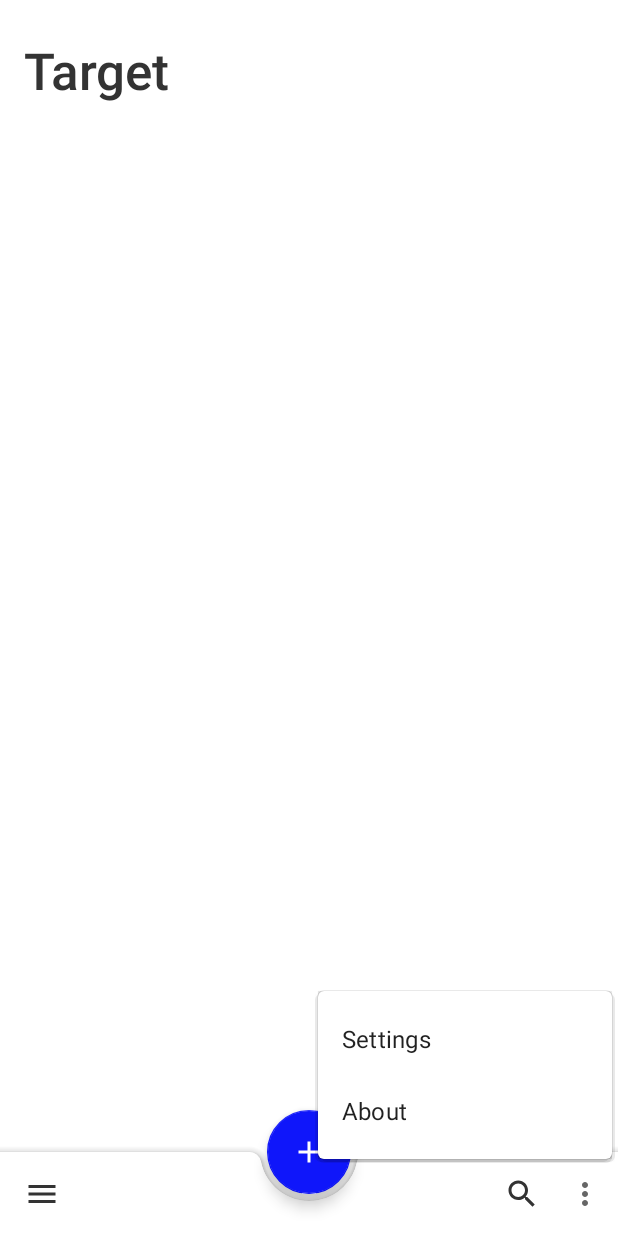
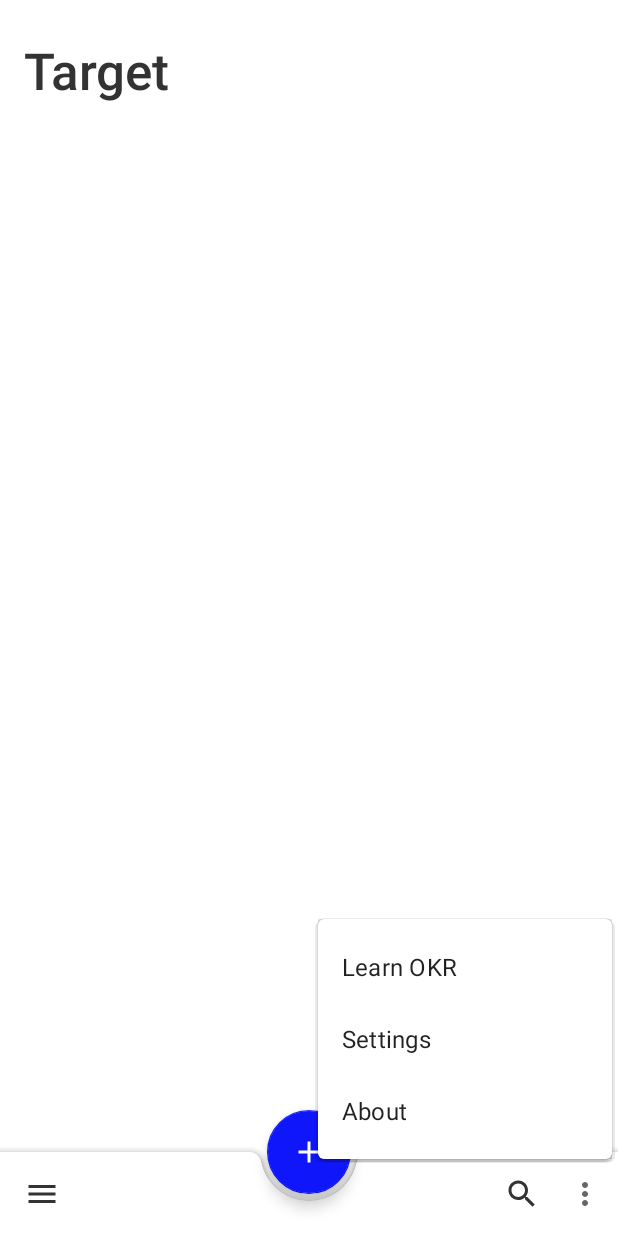
Before and after one commit to wisnuprama/target, an Android app: the screen it shows after launch (OkrActivity), with the options menu open, on a phone screen of 412 x 824 dp. Run offline under Robolectric (Android 15) with nearby library versions, the phone set to English and light mode, and no system bars; our stand-ins replace ButterKnife.

Commit message:
feat: learn okr - add webview to learn more about okr
Signed-off-by: Wisnu Pramadhitya <wisnuprama014@gmail.com>

```diff
--- a/target/app/src/main/java/id/ac/ui/cs/mobileprogramming/wisnupramadhitya/target/OkrActivity.java
+++ b/target/app/src/main/java/id/ac/ui/cs/mobileprogramming/wisnupramadhitya/target/OkrActivity.java
@@ -23,7 +23,7 @@ import id.ac.ui.cs.mobileprogramming.wisnupramadhitya.target.util.ThemeUtils;
 public class OkrActivity extends AppCompatActivity implements OkrNavigator {
 
     @BindView(R.id.bottom_app_bar)
-    Toolbar bottomAppBar;
+    protected Toolbar bottomAppBar;
 
     private ObjectivesViewModel mObjectivesViewModel;
 
@@ -72,6 +72,12 @@ public class OkrActivity extends AppCompatActivity implements OkrNavigator {
     }
 
     @Override
+    public void startLearnOkr() {
+        Intent learnOkrIntent = new Intent(this, LearnOkrActivity.class);
+        startActivity(learnOkrIntent);
+    }
+
+    @Override
     public boolean onCreateOptionsMenu(Menu menu) {
         getMenuInflater().inflate(R.menu.objectives_bottom_appbar_menu, menu);
         return super.onCreateOptionsMenu(menu);
--- a/target/app/src/main/java/id/ac/ui/cs/mobileprogramming/wisnupramadhitya/target/model/KeyResult.java
+++ b/target/app/src/main/java/id/ac/ui/cs/mobileprogramming/wisnupramadhitya/target/model/KeyResult.java
@@ -19,7 +19,7 @@ public class KeyResult {
     @ColumnInfo(name = "id")
     private Integer mId;
 
-    @ColumnInfo(name = "objective_id")
+    @ColumnInfo(name = "objective_id", index = true)
     private Integer mObjectiveId;
 
     @ColumnInfo(name = "statement")
--- a/target/app/src/main/java/id/ac/ui/cs/mobileprogramming/wisnupramadhitya/target/model/Objective.java
+++ b/target/app/src/main/java/id/ac/ui/cs/mobileprogramming/wisnupramadhitya/target/model/Objective.java
@@ -27,10 +27,10 @@ public class Objective {
     @ColumnInfo(name = "id")
     private Integer mId;
 
-    @ColumnInfo(name = "project_id")
+    @ColumnInfo(name = "project_id", index = true)
     private Integer mProjectId;
 
-    @ColumnInfo(name = "owner_id")
+    @ColumnInfo(name = "owner_id", index = true)
     private String mOwnerId;
 
     @ColumnInfo(name = "title")
--- a/target/app/src/main/java/id/ac/ui/cs/mobileprogramming/wisnupramadhitya/target/model/Project.java
+++ b/target/app/src/main/java/id/ac/ui/cs/mobileprogramming/wisnupramadhitya/target/model/Project.java
@@ -25,7 +25,7 @@ public class Project {
     @ColumnInfo(name = "project_name")
     private String mProjectName;
 
-    @ColumnInfo(name = "owner_id")
+    @ColumnInfo(name = "owner_id", index = true)
     private String mOwnerId;
 
     @ColumnInfo(name = "is_favorite")
@@ -36,6 +36,10 @@ public class Project {
 
     public Integer getId() {
         return mId;
+    }
+
+    public void setId(Integer id) {
+        mId = id;
     }
 
     public String getProjectName() {
--- a/target/app/src/main/java/id/ac/ui/cs/mobileprogramming/wisnupramadhitya/target/navigator/OkrNavigator.java
+++ b/target/app/src/main/java/id/ac/ui/cs/mobileprogramming/wisnupramadhitya/target/navigator/OkrNavigator.java
@@ -6,4 +6,6 @@ public interface OkrNavigator {
 
     void startAbout();
 
+    void startLearnOkr();
+
 }
--- a/target/app/src/main/java/id/ac/ui/cs/mobileprogramming/wisnupramadhitya/target/ui/objectives/ObjectivesViewModel.java
+++ b/target/app/src/main/java/id/ac/ui/cs/mobileprogramming/wisnupramadhitya/target/ui/objectives/ObjectivesViewModel.java
@@ -30,6 +30,9 @@ public class ObjectivesViewModel extends ViewModel {
             case R.id.objectives_bottom_app_bar_settings:
                 mOkrNavigator.startSettings();
                 break;
+            case R.id.objectives_bottom_app_bar_learn_okr:
+                mOkrNavigator.startLearnOkr();
+                break;
             case R.id.objectives_bottom_app_bar_search:
             default:
         }
--- a/target/app/src/main/res/menu/objectives_bottom_appbar_menu.xml
+++ b/target/app/src/main/res/menu/objectives_bottom_appbar_menu.xml
@@ -6,6 +6,12 @@
         android:icon="@drawable/ic_search_24dp"
         android:title="@string/action_search"
         app:showAsAction="ifRoom"/>
+
+    <item
+        android:id="@+id/objectives_bottom_app_bar_learn_okr"
+        android:title="@string/action_learn_okr"
+        app:showAsAction="never"/>
+
     <item
         android:id="@+id/objectives_bottom_app_bar_settings"
         android:title="@string/action_settings"
--- a/target/app/src/main/res/values/strings.xml
+++ b/target/app/src/main/res/values/strings.xml
@@ -2,12 +2,14 @@
     <string name="app_name">Target</string>
     <string name="title_activity_settings">Settings</string>
     <string name="title_activity_about">About</string>
+    <string name="title_activity_learn_okr">Learn OKR</string>
 
     <!-- Appbar -->
     <string name="menu_description">Menu</string>
     <string name="action_search">Search</string>
     <string name="action_settings">Settings</string>
     <string name="action_about">About</string>
+    <string name="action_learn_okr">Learn OKR</string>
 
     <!-- Preference Titles -->
     <string name="theme_header">Theme</string>
```
Also changed, not shown: target/app/build.gradle (+7 -0 lines), target/app/src/main/AndroidManifest.xml (+13 -9 lines), target/app/src/main/java/id/ac/ui/cs/mobileprogramming/wisnupramadhitya/target/persistence/AppDatabase.java (+4 -6 lines).
